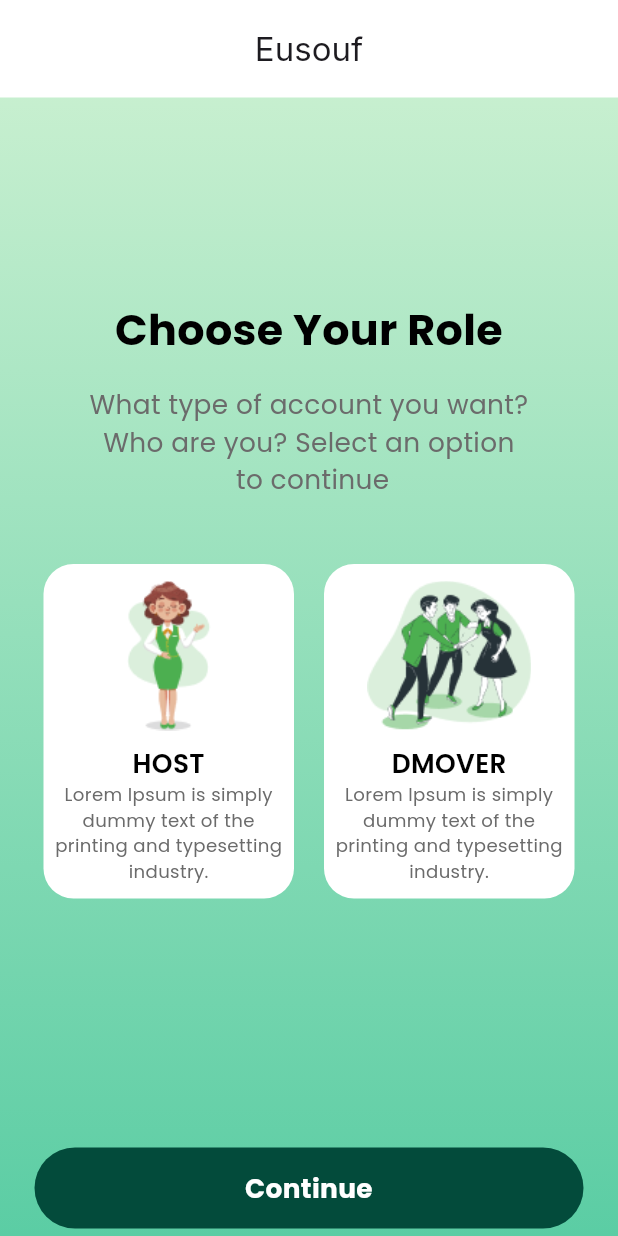
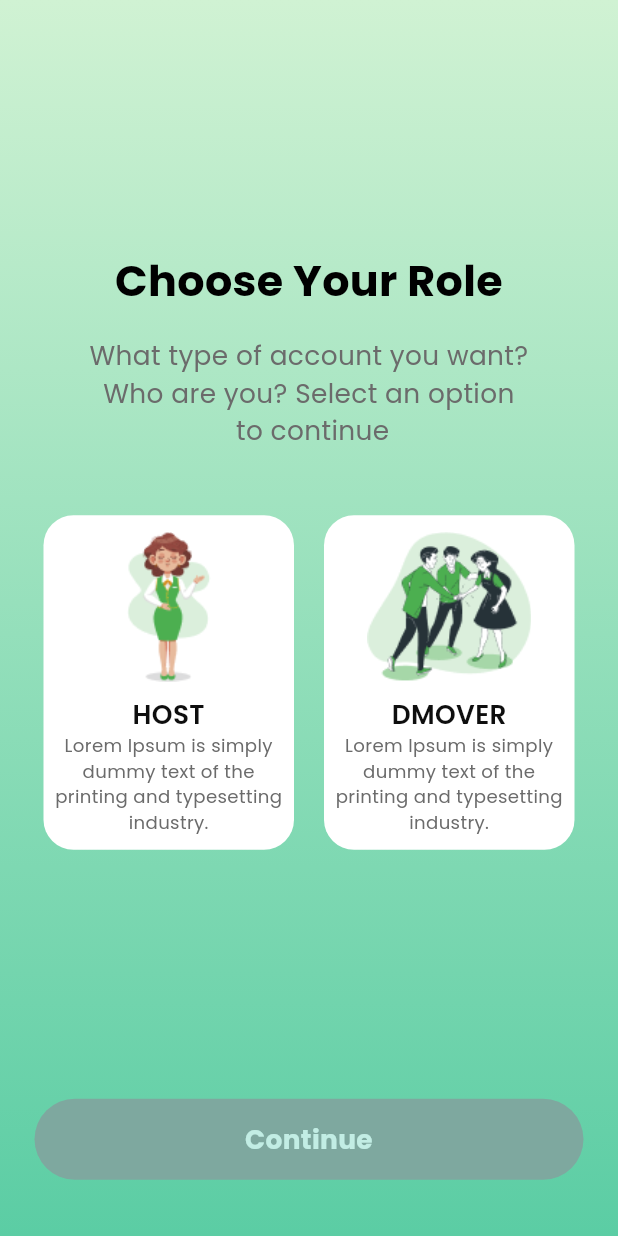
Before and after one commit to eusouf12/eventManagement, a Flutter app: the screen it shows after launch, on a phone screen of 412 x 824 dp. Run offline on Flutter 3.47's test engine with Material 3 defaults, Android fonts, the phone set to English and light mode, and no system bars; our stand-ins replace flutter_screenutil, flutter_svg, fluttertoast, get, google_fonts; project files that could hold a hidden picture were left out.

Commit message:
role page ok based on selected card

```diff
--- a/lib/core/app_routes/app_routes.dart
+++ b/lib/core/app_routes/app_routes.dart
@@ -1,10 +1,18 @@
+import 'package:event_management/view/screen/dmOver/home_screen/view/dm_home_screen.dart';
+import 'package:event_management/view/screen/host/home_screen/view/host_home_screen.dart';
 import 'package:event_management/view/screen/profile_role/profile_role_screen.dart';
 import 'package:get/get.dart';
 
 class AppRoutes {
   static const String profileRoleScreen = '/profileRoleScreen';
+  static const String dmHomeScreen = '/dmHomeScreen';
+  static const String hostHomeScreen = '/hostHomeScreen';
 
   static List<GetPage> routes = [
     GetPage(name: profileRoleScreen, page: () => ProfileRoleScreen()),
+    GetPage(name: dmHomeScreen, page: () => DmHomeScreen()),
+    GetPage(name: hostHomeScreen, page: () => HostHomeScreen()),
+
+
   ];
 }
--- a/lib/utils/app_colors/app_colors.dart
+++ b/lib/utils/app_colors/app_colors.dart
@@ -42,7 +42,8 @@ class AppColors {
 
 
   static const Color grey = Color(0xFF6B6B6B);
-
+  static const Color green3 = Color(0xff7EA89F);
+  static const Color white3 = Color(0xffC2EDE4);
 
 
 
--- a/lib/view/components/custom_button/custom_button.dart
+++ b/lib/view/components/custom_button/custom_button.dart
@@ -13,6 +13,7 @@ class CustomButton extends StatelessWidget {
     this.marginVertical = 0,
     this.marginHorizontal = 0,
     this.fillColor = AppColors.primary,
+    this.invisibalColor = AppColors.green3,
     this.textColor = AppColors.white,
     this.isBorder = false,
     this.fontSize,
@@ -24,6 +25,7 @@ class CustomButton extends StatelessWidget {
   final double height;
   final double? width;
   final Color? fillColor;
+  final Color invisibalColor;
   final Color textColor;
   final VoidCallback onTap;
   final String title;
--- a/lib/view/components/custom_role_card/custom_role_card.dart
+++ b/lib/view/components/custom_role_card/custom_role_card.dart
@@ -8,12 +8,14 @@ class CustomRoleCard extends StatelessWidget {
   final Widget img;
   final String title;
   final String subtitle;
+  final bool isSelected;
 
   const CustomRoleCard({
     super.key,
     required this.img,
     required this.title,
-    required this.subtitle
+    required this.subtitle,
+    this.isSelected = false,
   });
 
   @override
@@ -23,7 +25,7 @@ class CustomRoleCard extends StatelessWidget {
       width: 167,
       decoration: BoxDecoration(
           borderRadius: BorderRadius.circular(20),
-          color: AppColors.white,
+          color: isSelected ? AppColors.green_01 : AppColors.white,
       ),
       child: Padding(
         padding: EdgeInsets.only(top: 11.05,left: 3,right: 3),
@@ -35,12 +37,13 @@ class CustomRoleCard extends StatelessWidget {
               text: title,
               fontWeight: FontWeight.w600,
               fontSize: 16,
+              color: isSelected ? AppColors.white : AppColors.black,
             ),
             CustomText(
               text: subtitle,
               maxLines: 4,
               fontSize: 11,
-              color: AppColors.grey,
+              color: isSelected ? AppColors.white : AppColors.grey,
             )
           ],
         ),
--- a/lib/view/screen/profile_role/profile_role_screen.dart
+++ b/lib/view/screen/profile_role/profile_role_screen.dart
@@ -1,3 +1,4 @@
+import 'package:event_management/core/app_routes/app_routes.dart';
 import 'package:event_management/utils/app_colors/app_colors.dart';
 import 'package:event_management/utils/app_images/app_images.dart';
 import 'package:event_management/view/components/custom_button/custom_button.dart';
@@ -6,21 +7,26 @@ import 'package:event_management/view/components/custom_images/custom_images.dar
 import 'package:event_management/view/components/custom_role_card/custom_role_card.dart';
 import 'package:event_management/view/components/custom_text/custom_text.dart';
 import 'package:flutter/material.dart';
+import 'package:get/get.dart';
 
-class ProfileRoleScreen extends StatelessWidget {
+class ProfileRoleScreen extends StatefulWidget {
   const ProfileRoleScreen({super.key});
+  @override
+  State<ProfileRoleScreen> createState() => _ProfileRoleScreenState();
+}
+
+class _ProfileRoleScreenState extends State<ProfileRoleScreen> {
+  int selectedIndex = -1;
 
   @override
   Widget build(BuildContext context) {
     return CustomGradient(
       child: Scaffold(
-        appBar: AppBar(title: Text("Eusouf"),),
         backgroundColor: Colors.transparent,
         body: Padding(
-          padding: EdgeInsets.only(top: 130),
+          padding: const EdgeInsets.only(top: 130),
           child: Column(
             mainAxisAlignment: MainAxisAlignment.center,
-            // crossAxisAlignment: CrossAxisAlignment.center,
             children: [
               Column(
                 children: [
@@ -29,52 +35,80 @@ class ProfileRoleScreen extends StatelessWidget {
                     fontWeight: FontWeight.w700,
                     fontSize: 26,
                   ),
-                  SizedBox(height: 16,),
+                  SizedBox(height: 16),
 
                   CustomText(
                     text: "What type of account you want?\nWho are you? Select an option\n to continue",
                     fontSize: 16,
                     color: AppColors.grey,
                   ),
-                  SizedBox(height: 44,),
+                  SizedBox(height: 44),
+                  // card
+
                   Padding(
-                    padding: EdgeInsets.symmetric(horizontal: 19.05),
+                    padding: const EdgeInsets.symmetric(horizontal: 19.05),
                     child: Row(
-                      // crossAxisAlignment: CrossAxisAlignment.center,
                       mainAxisAlignment: MainAxisAlignment.center,
                       children: [
-                        CustomRoleCard(
+                        GestureDetector(
+                          onTap: () {
+                            setState(() {
+                              selectedIndex = 0;
+                            });
+                          },
+                          child: CustomRoleCard(
                             img: CustomImage(
                               imageSrc: AppImages.object_1,
                               height: 100,
                             ),
                             title: 'HOST',
                             subtitle: 'Lorem Ipsum is simply dummy text of the printing and typesetting industry.',
+                            isSelected: selectedIndex == 0,
                           ),
-                        SizedBox(width: 20,),
-                        CustomRoleCard(
+                        ),
+                        const SizedBox(width: 20),
+
+                        GestureDetector(
+                          onTap: () {
+                            setState(() {
+                              selectedIndex = 1;
+                            });
+                          },
+                          child: CustomRoleCard(
                             img: CustomImage(
                               imageSrc: AppImages.object_2,
                               height: 100,
                             ),
                             title: 'DMOVER',
                             subtitle: 'Lorem Ipsum is simply dummy text of the printing and typesetting industry.',
+                            isSelected: selectedIndex == 1,
+                          ),
                         ),
                       ],
                     ),
                   ),
+                  const SizedBox(height: 166),
 
-                  SizedBox(height: 166,),
+                  //btn
                   Padding(
-                    padding: EdgeInsets.symmetric(horizontal: 23),
-                    child: CustomButton(onTap: (){
+                    padding: const EdgeInsets.symmetric(horizontal: 23),
+                    child: CustomButton(
+                      onTap: () {
+                        if (selectedIndex == -1) return;
+                        if (selectedIndex == 0) {
+                          Get.toNamed(AppRoutes.hostHomeScreen);
+                        } else if (selectedIndex == 1) {
+                          Get.toNamed(AppRoutes.dmHomeScreen);
+                        }
                       },
+
                       title: "Continue",
                       fontSize: 16,
-                      fontWeight:FontWeight.w700,
-                      fillColor: AppColors.green_01,
+                      textColor: selectedIndex != -1? AppColors.white :AppColors.white3,
+                      fontWeight: FontWeight.w700,
+                      fillColor: selectedIndex != -1? AppColors.green_01 :AppColors.green3,
                     ),
-                  )
+                  ),
                 ],
               )
             ],
```
Also changed, not shown: lib/view/screen/dmOver/home_screen/view/dm_home_screen.dart (added, +20 -0 lines), lib/view/screen/host/home_screen/view/host_home_screen.dart (added, +17 -0 lines). Lines whose indentation alone changed are shown as unchanged.
